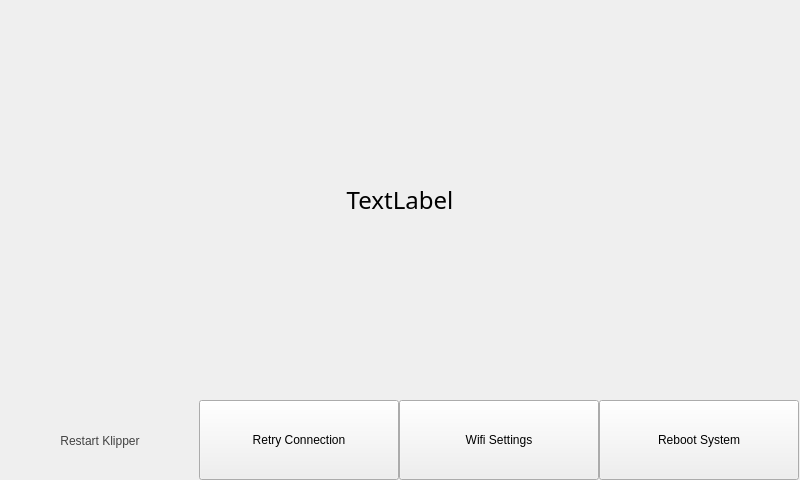
Before: the Qt Designer form qt_ui/connectionWindow.ui in BlocksTechnology/BlocksScreen, drawn with Qt 5.
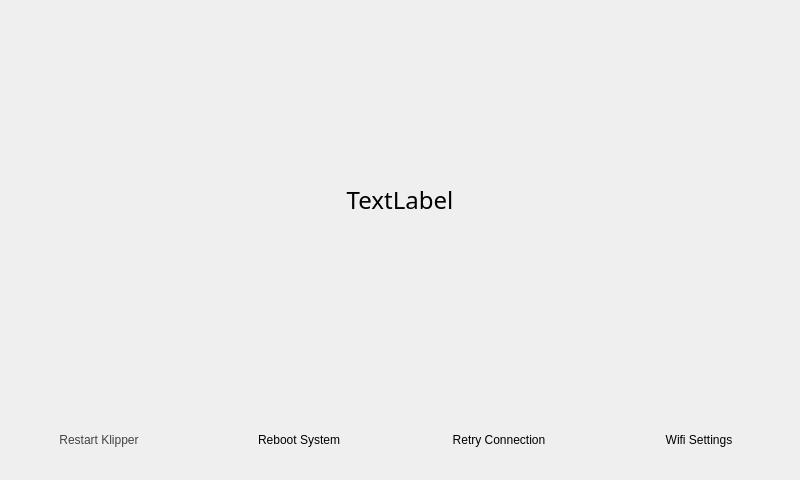
After: the same form once the commit is applied. Icons and pictures are not drawn. Custom widgets are drawn as their Qt base class.

Commit message: :boom: button Border drawn

The edit to the form file:
```diff
--- a/qt_ui/connectionWindow.ui
+++ b/qt_ui/connectionWindow.ui
@@ -81,7 +81,7 @@
     </rect>
    </property>
    <property name="sizePolicy">
-    <sizepolicy hsizetype="Minimum" vsizetype="Minimum">
+    <sizepolicy hsizetype="Preferred" vsizetype="Preferred">
      <horstretch>0</horstretch>
      <verstretch>0</verstretch>
     </sizepolicy>
@@ -104,6 +104,17 @@
      <height>100</height>
     </size>
    </property>
+   <property name="font">
+    <font>
+     <stylestrategy>PreferAntialias</stylestrategy>
+    </font>
+   </property>
+   <property name="tabletTracking">
+    <bool>true</bool>
+   </property>
+   <property name="autoFillBackground">
+    <bool>false</bool>
+   </property>
    <property name="styleSheet">
     <string notr="true"/>
    </property>
@@ -116,15 +127,27 @@
    <property name="lineWidth">
     <number>0</number>
    </property>
+   <layout class="QHBoxLayout" name="horizontalLayout">
+    <property name="spacing">
+     <number>0</number>
+    </property>
+    <property name="sizeConstraint">
+     <enum>QLayout::SetDefaultConstraint</enum>
+    </property>
+    <property name="leftMargin">
+     <number>0</number>
+    </property>
+    <property name="topMargin">
+     <number>0</number>
+    </property>
+    <property name="rightMargin">
+     <number>0</number>
+    </property>
+    <property name="bottomMargin">
+     <number>0</number>
+    </property>
+    <item alignment="Qt::AlignHCenter|Qt::AlignTop">
    <widget class="CustomQPushButton" name="RestartKlipperButton">
-    <property name="geometry">
-     <rect>
-      <x>0</x>
-      <y>0</y>
-      <width>202</width>
-      <height>82</height>
-     </rect>
-    </property>
     <property name="sizePolicy">
      <sizepolicy hsizetype="Minimum" vsizetype="Minimum">
       <horstretch>0</horstretch>
@@ -133,14 +156,14 @@
     </property>
     <property name="minimumSize">
      <size>
-      <width>202</width>
-      <height>82</height>
+        <width>200</width>
+        <height>80</height>
      </size>
     </property>
     <property name="maximumSize">
      <size>
-      <width>202</width>
-      <height>82</height>
+        <width>200</width>
+        <height>80</height>
      </size>
     </property>
     <property name="baseSize">
@@ -242,6 +265,7 @@
     </property>
     <property name="font">
      <font>
+        <strikeout>false</strikeout>
       <stylestrategy>PreferAntialias</stylestrategy>
      </font>
     </property>
@@ -291,6 +315,9 @@
     <property name="autoRepeatInterval">
      <number>0</number>
     </property>
+      <property name="autoDefault">
+       <bool>false</bool>
+      </property>
     <property name="flat">
      <bool>true</bool>
     </property>
@@ -315,42 +342,66 @@
     <property name="borderRightPixmap" stdset="0">
      <pixmap resource="../resources/UI_Resources.qrc">:/seperated_borders/media/separated_border/btn3.svg</pixmap>
     </property>
-    <property name="borderRightRect" stdset="0">
-     <rect>
-      <x>0</x>
-      <y>0</y>
-      <width>50</width>
+     </widget>
+    </item>
+    <item>
+     <widget class="CustomQPushButton" name="RebootSystemButton">
+      <property name="sizePolicy">
+       <sizepolicy hsizetype="Minimum" vsizetype="Minimum">
+        <horstretch>0</horstretch>
+        <verstretch>0</verstretch>
+       </sizepolicy>
+      </property>
+      <property name="minimumSize">
+       <size>
+        <width>200</width>
       <height>80</height>
-     </rect>
-    </property>
-    <property name="borderLeftRect" stdset="0">
-     <rect>
-      <x>0</x>
-      <y>0</y>
-      <width>80</width>
+       </size>
+      </property>
+      <property name="maximumSize">
+       <size>
+        <width>200</width>
       <height>80</height>
-     </rect>
-    </property>
-    <property name="borderCenterRect" stdset="0">
-     <rect>
-      <x>0</x>
-      <y>0</y>
-      <width>100</width>
+       </size>
+      </property>
+      <property name="baseSize">
+       <size>
+        <width>200</width>
       <height>80</height>
-     </rect>
-    </property>
-   </widget>
+       </size>
+      </property>
+      <property name="focusPolicy">
+       <enum>Qt::ClickFocus</enum>
+      </property>
+      <property name="autoFillBackground">
+       <bool>false</bool>
+      </property>
+      <property name="text">
+       <string>Reboot System</string>
+      </property>
+      <property name="icon">
+       <iconset resource="../resources/UI_Resources.qrc">
+        <normaloff>:/General_icons/media/icons/system_reboot.png</normaloff>
+        <normalon>:/General_icons/media/icons/system_reboot_PRESSED.png</normalon>:/General_icons/media/icons/system_reboot.png</iconset>
+      </property>
+      <property name="autoDefault">
+       <bool>false</bool>
+      </property>
+      <property name="default">
+       <bool>false</bool>
+      </property>
+      <property name="flat">
+       <bool>true</bool>
+      </property>
+      <property name="class" stdset="0">
+       <string>system_control_btn</string>
+      </property>
+     </widget>
+    </item>
+    <item>
    <widget class="CustomQPushButton" name="RetryConnectionButton">
-    <property name="geometry">
-     <rect>
-      <x>200</x>
-      <y>0</y>
-      <width>200</width>
-      <height>80</height>
-     </rect>
-    </property>
     <property name="sizePolicy">
-     <sizepolicy hsizetype="MinimumExpanding" vsizetype="Fixed">
+       <sizepolicy hsizetype="Minimum" vsizetype="Minimum">
       <horstretch>0</horstretch>
       <verstretch>0</verstretch>
      </sizepolicy>
@@ -387,8 +438,16 @@
     </property>
     <property name="icon">
      <iconset resource="../resources/UI_Resources.qrc">
-      <normaloff>:/General_icons/media/icons/retry_connection.png</normaloff>
-      <normalon>:/General_icons/media/icons/retry_connection_PRESSED.png</normalon>:/General_icons/media/icons/retry_connection.png</iconset>
+        <normaloff>:/Svgtype/media/icons/retry_connectionsvg.svg</normaloff>:/Svgtype/media/icons/retry_connectionsvg.svg</iconset>
+      </property>
+      <property name="iconSize">
+       <size>
+        <width>38</width>
+        <height>16</height>
+       </size>
+      </property>
+      <property name="checkable">
+       <bool>false</bool>
     </property>
     <property name="autoRepeatDelay">
      <number>0</number>
@@ -403,23 +462,35 @@
      <bool>false</bool>
     </property>
     <property name="flat">
-     <bool>false</bool>
+       <bool>true</bool>
     </property>
     <property name="class" stdset="0">
      <string>system_control_btn</string>
     </property>
-   </widget>
+      <property name="borderLeftPixmap" stdset="0">
+       <pixmap resource="../resources/UI_Resources.qrc">:/seperated_borders/media/separated_border/btn1.svg</pixmap>
+      </property>
+      <property name="borderCenterPixmap" stdset="0">
+       <pixmap resource="../resources/UI_Resources.qrc">:/seperated_borders/media/separated_border/btn2.svg</pixmap>
+      </property>
+      <property name="borderRightPixmap" stdset="0">
+       <pixmap resource="../resources/UI_Resources.qrc">:/seperated_borders/media/separated_border/btn3.svg</pixmap>
+      </property>
+      <property name="setIconPosition" stdset="0">
+       <point>
+        <x>-2</x>
+        <y>-2</y>
+       </point>
+      </property>
+      <property name="iconPixmap" stdset="0">
+       <pixmap resource="../resources/UI_Resources.qrc">:/Svgtype/media/icons/retry_connectionsvg.svg</pixmap>
+      </property>
+     </widget>
+    </item>
+    <item>
    <widget class="CustomQPushButton" name="WifiButton">
-    <property name="geometry">
-     <rect>
-      <x>400</x>
-      <y>0</y>
-      <width>200</width>
-      <height>80</height>
-     </rect>
-    </property>
     <property name="sizePolicy">
-     <sizepolicy hsizetype="MinimumExpanding" vsizetype="Fixed">
+       <sizepolicy hsizetype="Minimum" vsizetype="Minimum">
       <horstretch>0</horstretch>
       <verstretch>0</verstretch>
      </sizepolicy>
@@ -458,76 +529,14 @@
      <bool>false</bool>
     </property>
     <property name="flat">
-     <bool>false</bool>
+       <bool>true</bool>
     </property>
     <property name="class" stdset="0">
      <string>system_control_btn</string>
     </property>
    </widget>
-   <widget class="CustomQPushButton" name="pushButton">
-    <property name="geometry">
-     <rect>
-      <x>600</x>
-      <y>0</y>
-      <width>200</width>
-      <height>80</height>
-     </rect>
-    </property>
-    <property name="sizePolicy">
-     <sizepolicy hsizetype="MinimumExpanding" vsizetype="Fixed">
-      <horstretch>0</horstretch>
-      <verstretch>0</verstretch>
-     </sizepolicy>
-    </property>
-    <property name="minimumSize">
-     <size>
-      <width>200</width>
-      <height>80</height>
-     </size>
-    </property>
-    <property name="maximumSize">
-     <size>
-      <width>200</width>
-      <height>80</height>
-     </size>
-    </property>
-    <property name="baseSize">
-     <size>
-      <width>200</width>
-      <height>80</height>
-     </size>
-    </property>
-    <property name="focusPolicy">
-     <enum>Qt::ClickFocus</enum>
-    </property>
-    <property name="autoFillBackground">
-     <bool>false</bool>
-    </property>
-    <property name="text">
-     <string>Reboot System</string>
-    </property>
-    <property name="icon">
-     <iconset resource="../resources/UI_Resources.qrc">
-      <normaloff>:/General_icons/media/icons/system_reboot.png</normaloff>
-      <normalon>:/General_icons/media/icons/system_reboot_PRESSED.png</normalon>:/General_icons/media/icons/system_reboot.png</iconset>
-    </property>
-    <property name="autoDefault">
-     <bool>false</bool>
-    </property>
-    <property name="default">
-     <bool>false</bool>
-    </property>
-    <property name="flat">
-     <bool>false</bool>
-    </property>
-    <property name="class" stdset="0">
-     <string>system_control_btn</string>
-    </property>
-   </widget>
-   <zorder>RetryConnectionButton</zorder>
-   <zorder>WifiButton</zorder>
-   <zorder>pushButton</zorder>
-   <zorder>RestartKlipperButton</zorder>
+    </item>
+   </layout>
   </widget>
   <widget class="QFrame" name="TextFrame">
    <property name="geometry">
```
Left out of the diff: 22 changed lines with no effect on the pictures. Lines whose indentation alone changed are shown as unchanged. The commit also changes 3 other files.
